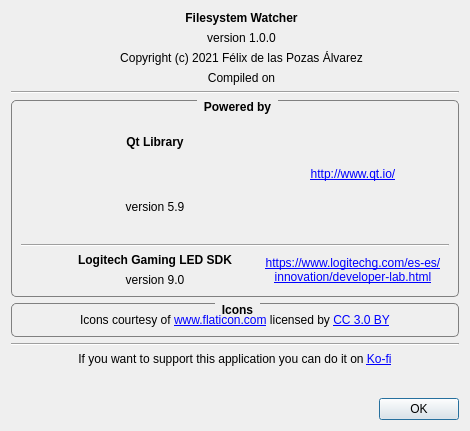
First picture: the form in AboutDialog.ui, repository FelixdelasPozas/FilesystemWatcher, before the edit.
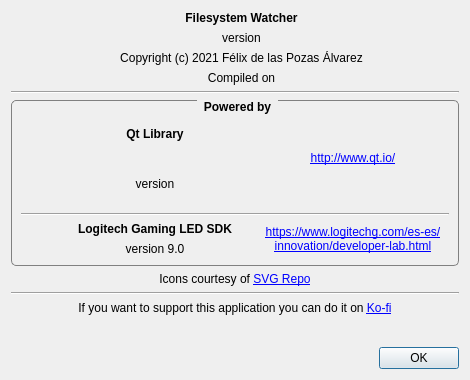
Second picture: the form after the edit. Icons and pictures are not drawn. Custom widgets are drawn as their Qt base class.

Commit message: Minor aesthetic fixes. Bump to version 1.2.1

The edit to the form file:
```diff
--- a/AboutDialog.ui
+++ b/AboutDialog.ui
@@ -7,19 +7,19 @@
     <x>0</x>
     <y>0</y>
     <width>470</width>
-    <height>431</height>
+    <height>380</height>
    </rect>
   </property>
   <property name="minimumSize">
    <size>
     <width>470</width>
-    <height>431</height>
+    <height>380</height>
    </size>
   </property>
   <property name="maximumSize">
    <size>
     <width>470</width>
-    <height>431</height>
+    <height>380</height>
    </size>
   </property>
   <property name="windowTitle">
@@ -89,7 +89,7 @@
          <item>
           <widget class="QLabel" name="m_version">
            <property name="text">
-            <string>version 1.0.0</string>
+            <string>version</string>
            </property>
            <property name="alignment">
             <set>Qt::AlignmentFlag::AlignCenter</set>
@@ -217,7 +217,7 @@
             <item>
              <widget class="QLabel" name="m_qtVersion">
               <property name="text">
-               <string>version 5.9</string>
+               <string>version</string>
               </property>
               <property name="alignment">
                <set>Qt::AlignmentFlag::AlignCenter</set>
@@ -328,33 +328,9 @@
     </layout>
    </item>
    <item>
-    <widget class="QGroupBox" name="groupBox_2">
-     <property name="font">
-      <font>
-       <bold>true</bold>
-      </font>
-     </property>
-     <property name="styleSheet">
-      <string notr="true">QGroupBox {
-    border: 1px solid gray;
-    border-radius: 5px;
-    margin-top: 2ex;
-}
-
-QGroupBox::title {
-    subcontrol-origin: margin;
-    subcontrol-position: top center; /* position at the top center */
-    padding: 0px 5px;
-}</string>
-     </property>
-     <property name="title">
-      <string>Icons</string>
-     </property>
-     <layout class="QVBoxLayout" name="verticalLayout_6">
-      <item>
        <widget class="QLabel" name="label_5">
         <property name="text">
-         <string>&lt;div&gt;Icons courtesy of &lt;a href=&quot;https://www.flaticon.com/&quot; title=&quot;Flaticon&quot;&gt;www.flaticon.com&lt;/a&gt; licensed by &lt;a href=&quot;http://creativecommons.org/licenses/by/3.0/&quot; title=&quot;Creative Commons BY 3.0&quot; target=&quot;_blank&quot;&gt;CC 3.0 BY&lt;/a&gt;&lt;/div&gt;</string>
+      <string>Icons courtesy of &lt;a href=&quot;https://www.svgrepo.com/&quot; title=&quot;Flaticon&quot;&gt;SVG Repo&lt;/a&gt;</string>
         </property>
         <property name="alignment">
          <set>Qt::AlignmentFlag::AlignCenter</set>
@@ -362,9 +338,6 @@
         <property name="openExternalLinks">
          <bool>true</bool>
         </property>
-       </widget>
-      </item>
-     </layout>
     </widget>
    </item>
    <item>
```
Lines whose indentation alone changed are shown as unchanged. The commit also changes 7 other files.
